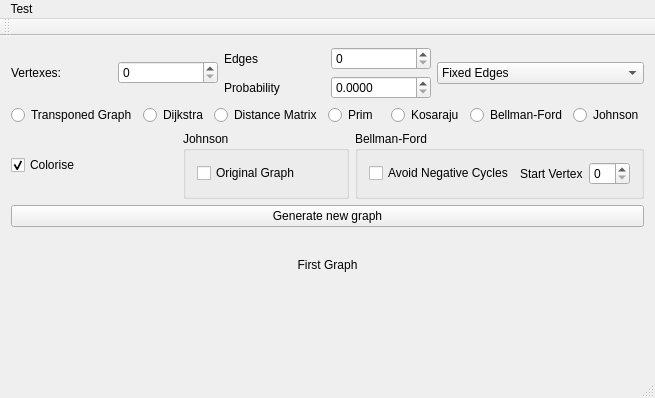
Old version of the form QGraphUtilityTest/QGraphUtilityTest.ui in the repository RzuF/QGraphUtility.
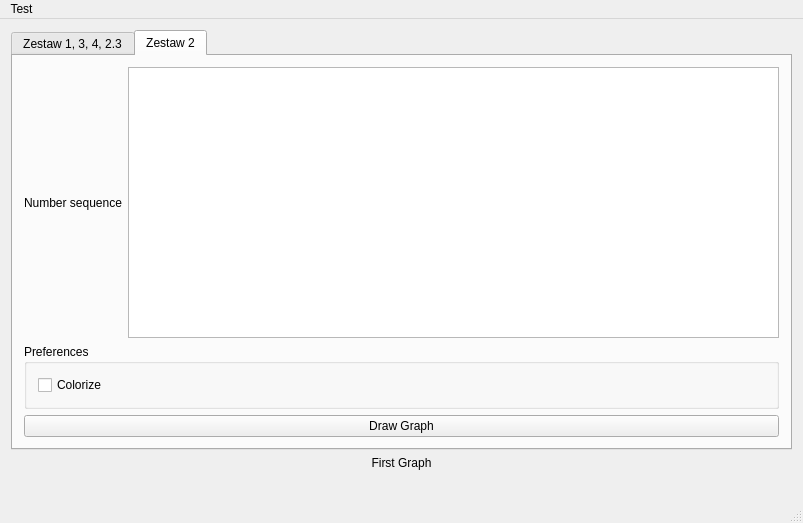
New version of the form.

Commit message: Small fixes for generating random graphs

```diff
--- a/QGraphUtilityTest/QGraphUtilityTest.ui
+++ b/QGraphUtilityTest/QGraphUtilityTest.ui
@@ -6,8 +6,8 @@
    <rect>
     <x>0</x>
     <y>0</y>
-    <width>655</width>
-    <height>398</height>
+    <width>803</width>
+    <height>523</height>
    </rect>
   </property>
   <property name="windowTitle">
@@ -19,6 +19,19 @@
    </property>
    <layout class="QVBoxLayout" name="verticalLayout">
     <item>
+     <widget class="QTabWidget" name="tabWidget">
+      <property name="currentIndex">
+       <number>1</number>
+      </property>
+      <widget class="QWidget" name="tab">
+       <property name="autoFillBackground">
+        <bool>true</bool>
+       </property>
+       <attribute name="title">
+        <string>Zestaw 1, 3, 4, 2.3</string>
+       </attribute>
+       <layout class="QVBoxLayout" name="verticalLayout_3">
+        <item>
      <layout class="QHBoxLayout" name="horizontalLayout_3">
       <item>
        <layout class="QHBoxLayout" name="horizontalLayout">
@@ -232,6 +245,54 @@
       </property>
      </widget>
     </item>
+       </layout>
+      </widget>
+      <widget class="QWidget" name="tab_2">
+       <attribute name="title">
+        <string>Zestaw 2</string>
+       </attribute>
+       <layout class="QVBoxLayout" name="verticalLayout_4">
+        <item>
+         <layout class="QHBoxLayout" name="horizontalLayout_11">
+          <item>
+           <widget class="QLabel" name="label_5">
+            <property name="text">
+             <string>Number sequence</string>
+            </property>
+           </widget>
+          </item>
+          <item>
+           <widget class="QPlainTextEdit" name="sequenceTextEdit"/>
+          </item>
+         </layout>
+        </item>
+        <item>
+         <widget class="QGroupBox" name="groupBox_3">
+          <property name="title">
+           <string>Preferences</string>
+          </property>
+          <layout class="QHBoxLayout" name="horizontalLayout_12">
+           <item>
+            <widget class="QCheckBox" name="colorize2CheckBox">
+             <property name="text">
+              <string>Colorize</string>
+             </property>
+            </widget>
+           </item>
+          </layout>
+         </widget>
+        </item>
+        <item>
+         <widget class="QPushButton" name="drawButton">
+          <property name="text">
+           <string>Draw Graph</string>
+          </property>
+         </widget>
+        </item>
+       </layout>
+      </widget>
+     </widget>
+    </item>
     <item>
      <widget class="QLabel" name="graphShowLabel">
       <property name="text">
@@ -259,7 +320,7 @@
     <rect>
      <x>0</x>
      <y>0</y>
-     <width>655</width>
+     <width>803</width>
      <height>20</height>
     </rect>
    </property>
@@ -270,14 +331,6 @@
    </widget>
    <addaction name="menuTest"/>
   </widget>
-  <widget class="QToolBar" name="mainToolBar">
-   <attribute name="toolBarArea">
-    <enum>TopToolBarArea</enum>
-   </attribute>
-   <attribute name="toolBarBreak">
-    <bool>false</bool>
-   </attribute>
-  </widget>
   <widget class="QStatusBar" name="statusBar"/>
  </widget>
  <layoutdefault spacing="6" margin="11"/>
```
Lines whose indentation alone changed are shown as unchanged. The commit also changes 4 other files.
